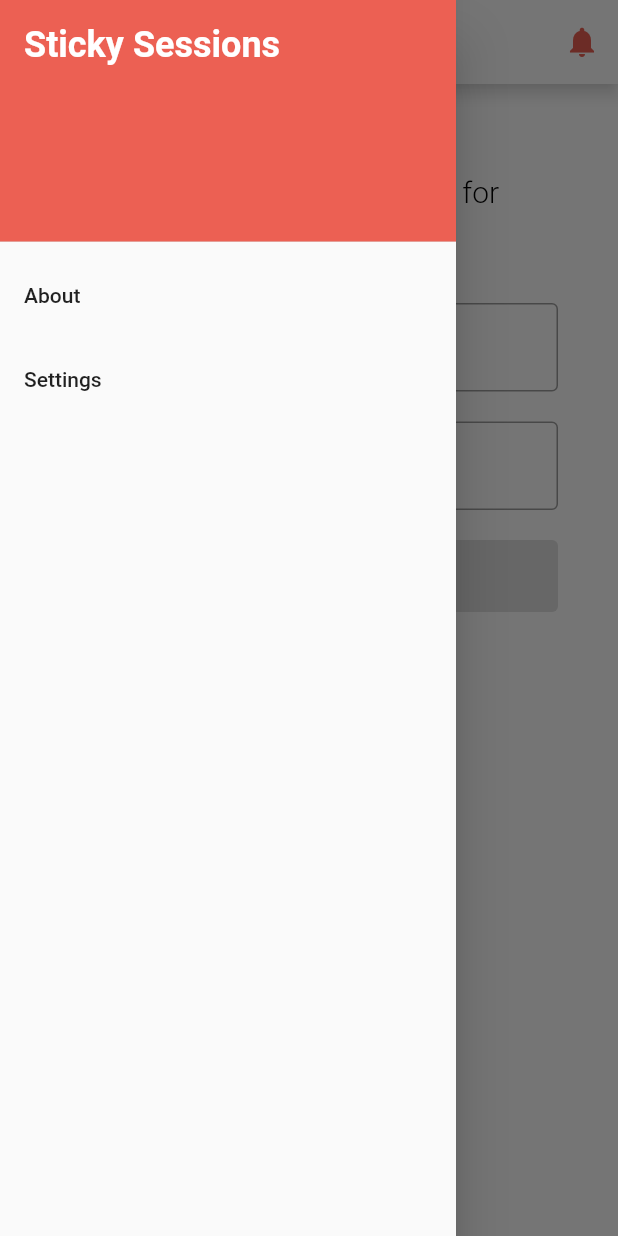
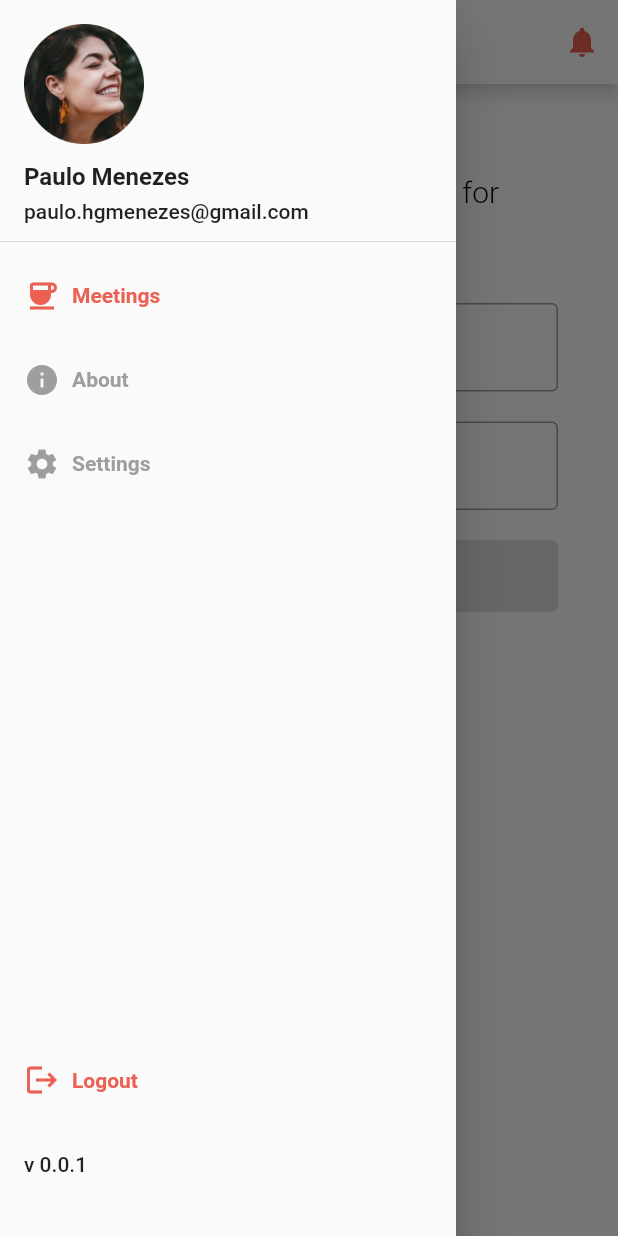
Before and after one commit to paulomenezes/sticky_sessions, a Flutter app: the HomeScreen screen opened by its route, with the side drawer open, on a phone screen of 412 x 824 dp. Run offline on Flutter 3.47's test engine with Material 2 defaults, Android fonts, the phone set to English and light mode, and no system bars.

Commit message:
feat: adjust drawer style and create a component for it

```diff
--- /dev/null
+++ b/lib/components/main_drawer.dart
@@ -0,0 +1,125 @@
+import 'package:flutter/material.dart';
+import 'package:sticky_sessions/utils/constants.dart';
+
+class MainDrawer extends StatefulWidget {
+  const MainDrawer({Key? key}) : super(key: key);
+
+  @override
+  State<MainDrawer> createState() => _MainDrawerState();
+}
+
+class _MainDrawerState extends State<MainDrawer> {
+  @override
+  Widget build(BuildContext context) {
+    return Drawer(
+      child: Column(
+        crossAxisAlignment: CrossAxisAlignment.stretch,
+        children: [
+          DrawerHeader(
+            child: Column(
+              crossAxisAlignment: CrossAxisAlignment.start,
+              children: const [
+                Image(
+                  image: AssetImage("assets/profile.png"),
+                  width: 80,
+                ),
+                SizedBox(
+                  height: 12,
+                ),
+                Text(
+                  "Paulo Menezes",
+                  style: TextStyle(fontWeight: FontWeight.bold, fontSize: 16),
+                ),
+                SizedBox(
+                  height: 6,
+                ),
+                Text("paulo.hgmenezes@gmail.com")
+              ],
+            ),
+          ),
+          ListTile(
+            title: Row(
+              children: const [
+                Icon(
+                  Icons.coffee,
+                  color: primaryColor,
+                ),
+                SizedBox(
+                  width: 8,
+                ),
+                Text(
+                  'Meetings',
+                  style: TextStyle(fontWeight: FontWeight.bold, color: primaryColor),
+                )
+              ],
+            ),
+            onTap: () {
+              Navigator.pushNamed(context, '/home');
+            },
+          ),
+          ListTile(
+            title: Row(
+              children: const [
+                Icon(
+                  Icons.info,
+                  color: Colors.grey,
+                ),
+                SizedBox(
+                  width: 8,
+                ),
+                Text(
+                  'About',
+                  style: TextStyle(fontWeight: FontWeight.bold, color: Colors.grey),
+                )
+              ],
+            ),
+            onTap: () {
+              Navigator.pushNamed(context, '/about');
+            },
+          ),
+          ListTile(
+            title: Row(
+              children: const [
+                Icon(Icons.settings, color: Colors.grey),
+                SizedBox(
+                  width: 8,
+                ),
+                Text(
+                  'Settings',
+                  style: TextStyle(fontWeight: FontWeight.bold, color: Colors.grey),
+                )
+              ],
+            ),
+            onTap: () {
+              Navigator.pushNamed(context, '/settings');
+            },
+          ),
+          const Spacer(),
+          ListTile(
+            title: Row(
+              children: const [
+                Icon(Icons.logout, color: primaryColor),
+                SizedBox(
+                  width: 8,
+                ),
+                Text(
+                  'Logout',
+                  style: TextStyle(fontWeight: FontWeight.bold, color: primaryColor),
+                )
+              ],
+            ),
+            onTap: () {
+              Navigator.pushNamedAndRemoveUntil(context, routerLogin, (route) => false);
+            },
+          ),
+          const ListTile(
+            title: Text("v 0.0.1"),
+          ),
+          const SizedBox(
+            height: 20,
+          )
+        ],
+      ),
+    );
+  }
+}
--- a/lib/features/home/home_screen.dart
+++ b/lib/features/home/home_screen.dart
@@ -1,6 +1,7 @@
 import 'dart:async';
 
 import 'package:flutter/material.dart';
+import 'package:sticky_sessions/components/main_drawer.dart';
 import 'package:sticky_sessions/utils/constants.dart';
 
 class HomeScreen extends StatefulWidget {
@@ -47,42 +48,7 @@
             ),
           ],
         ),
-        drawer: Drawer(
-          child: ListView(
-            padding: const EdgeInsets.only(top: 0),
-            children: [
-              const DrawerHeader(
-                child: Text(
-                  'Sticky Sessions',
-                  style: TextStyle(
-                    color: Colors.white,
-                    fontSize: 24,
-                    fontWeight: FontWeight.bold,
-                  ),
-                ),
-                decoration: BoxDecoration(
-                  color: primaryColor,
-                ),
-              ),
-              ListTile(
-                title: const Text(
-                  'About',
-                ),
-                onTap: () {
-                  Navigator.pushNamed(context, '/about');
-                },
-              ),
-              ListTile(
-                title: const Text(
-                  'Settings',
-                ),
-                onTap: () {
-                  Navigator.pushNamed(context, '/settings');
-                },
-              ),
-            ],
-          ),
-        ),
+        drawer: const MainDrawer(),
         body: Container(
           color: Colors.white,
           padding: const EdgeInsets.fromLTRB(40, 60, 40, 0),
--- a/lib/features/login/login_token_screen.dart
+++ b/lib/features/login/login_token_screen.dart
@@ -81,8 +81,7 @@
                           setState(() {
                             isLoading = true;
 
-                            Timer(const Duration(seconds: 2),
-                                () => Navigator.of(context).pushNamedAndRemoveUntil(routerHome, (Route<dynamic> route) => false));
+                            Timer(const Duration(seconds: 2), () => Navigator.pushNamedAndRemoveUntil(context, routerHome, (route) => false));
                           });
                         }
                       : null,
--- a/pubspec.yaml
+++ b/pubspec.yaml
@@ -53,6 +53,7 @@
 flutter:
   assets:
     - assets/app-icon.png
+    - assets/profile.png
 
   # The following line ensures that the Material Icons font is
   # included with your application, so that you can use the icons in
```
Also changed, not shown: assets/profile.png (added).
